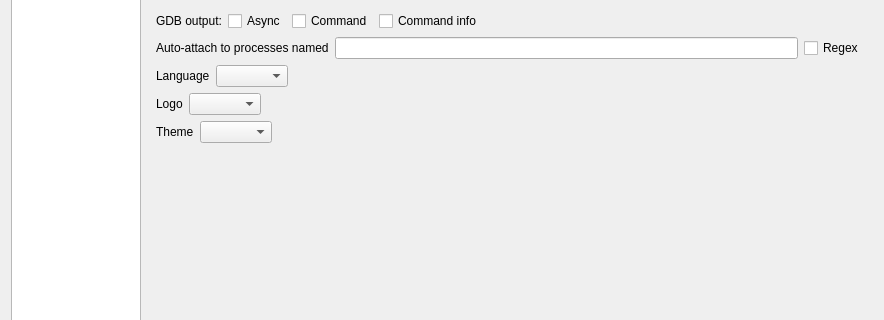
First picture: the form in GUI/Widgets/Settings/Form/SettingsDialog.ui, repository korcankaraokcu/PINCE, before the edit; both pictures show x 0 to 884 and y 137 to 457 of the 884 by 633 pixel window.
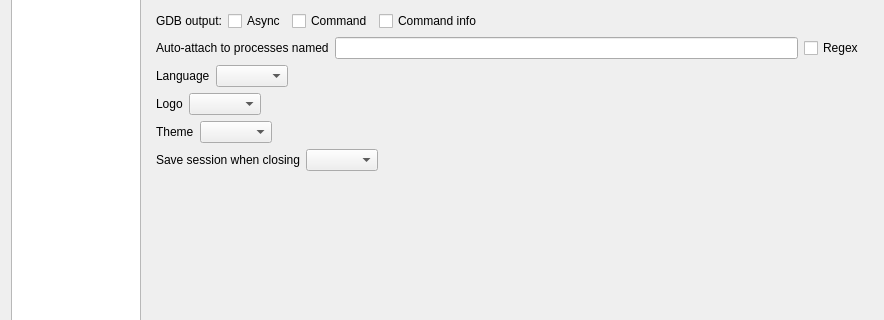
Second picture: the form after the edit.

Commit message: Add "Remember my decision" checkbox to "Save Session" Confirmation Window (#344)

Diff of the .ui file:
```diff
--- a/GUI/Widgets/Settings/Form/SettingsDialog.ui
+++ b/GUI/Widgets/Settings/Form/SettingsDialog.ui
@@ -360,6 +360,36 @@
                </item>
               </layout>
              </item>
+             <item>
+              <layout class="QHBoxLayout" name="horizontalLayout_23">
+               <property name="bottomMargin">
+                <number>0</number>
+               </property>
+               <item>
+                <widget class="QLabel" name="label_5">
+                 <property name="text">
+                  <string>Save session when closing</string>
+                 </property>
+                </widget>
+               </item>
+               <item>
+                <widget class="QComboBox" name="comboBox_SaveSessionOnExit"/>
+               </item>
+               <item>
+                <spacer name="horizontalSpacer_5">
+                 <property name="orientation">
+                  <enum>Qt::Orientation::Horizontal</enum>
+                 </property>
+                 <property name="sizeHint" stdset="0">
+                  <size>
+                   <width>40</width>
+                   <height>20</height>
+                  </size>
+                 </property>
+                </spacer>
+               </item>
+              </layout>
+             </item>
              <item>
               <spacer name="verticalSpacer_2">
                <property name="orientation">
```
The commit also changes 7 other files.
